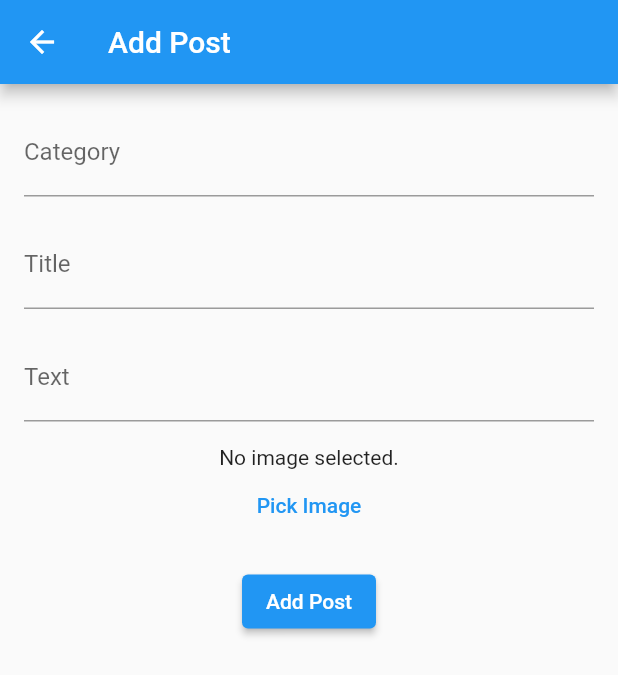
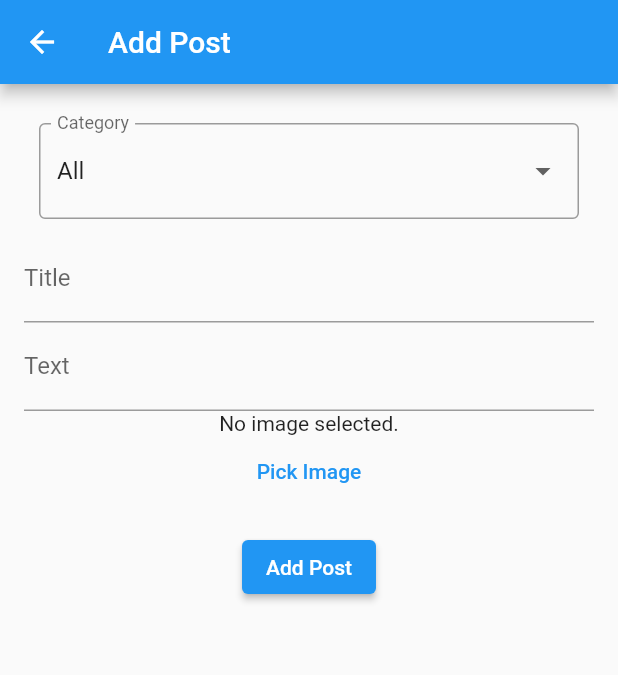
Before and after one commit to kalmuroth/flutter-mobidit-m1-iot, a Flutter app: the AddPostPage screen opened by its route, after a tap on "Add Post", on a phone screen of 412 x 824 dp. Shown: the top 675 px of the screen. Run offline on Flutter 3.47's test engine with Material 2 defaults, Android fonts, the phone set to English and light mode, and no system bars; our stand-ins replace cached_network_image, firebase_auth, firebase_core, image_picker; accounts and stored records are empty; generated files the repository leaves out were written again.

Commit message:
add post article with image on base64

```diff
--- a/lib/src/pages/AddPost.dart
+++ b/lib/src/pages/AddPost.dart
@@ -1,8 +1,12 @@
-import 'dart:io';
+// ignore_for_file: prefer_const_constructors
 
 import 'package:flutter/material.dart';
+import 'package:flutter_mobidit_m1_iot/src/pages/post.dart';
 import 'package:image_picker/image_picker.dart';
 import 'package:cached_network_image/cached_network_image.dart';
+import 'package:http/http.dart' as http;
+import 'dart:convert';
+import 'dart:typed_data'; // Needed for Uint8List
 
 class AddPostPage extends StatefulWidget {
   const AddPostPage({Key? key}) : super(key: key);
@@ -16,6 +20,27 @@
 class _AddPostPageState extends State<AddPostPage> {
   final ImagePicker _picker = ImagePicker();
   XFile? _image;
+  Uint8List? _imageBytes;
+  final _titleController = TextEditingController();
+  final _textController = TextEditingController();
+
+  Future<void> addPost(String title, String text, String category, String imagePath) async {
+    final url = 'https://europe-west2-flutter-mobidit-m1-iot.cloudfunctions.net/post';
+    final response = await http.post(
+      Uri.parse(url),
+      headers: {"Content-Type": "application/json"},
+      body: json.encode({
+        'title': title,
+        'text': text,
+        'category': category,
+        'imagePath': imagePath,
+      }),
+    );
+
+    if (response.statusCode != 200) {
+      print('Failed to add post. Status code: ${response.statusCode}.');
+    }
+  }
 
   Future getImage() async {
     final pickedFile = await _picker.pickImage(source: ImageSource.gallery);
@@ -23,11 +48,43 @@
     setState(() {
       if (pickedFile != null) {
         _image = pickedFile;
+        _loadImageBytes(pickedFile); // Load the image bytes
       } else {
         print('No image selected.');
       }
     });
   }
+
+  // Reads the bytes of the image file and updates _imageBytes
+  Future<void> _loadImageBytes(XFile image) async {
+    _imageBytes = await image.readAsBytes();
+  }
+
+  final List<Post> posts = [
+    Post(
+      author: 'John Doe',
+      like: 10,
+      title: 'First Post',
+      content: 'This is the content of the first post.',
+      category: 'Category A',
+    ),
+    Post(
+      author: 'Jane Smith',
+      like: 5,
+      title: 'Second Post',
+      content: 'This is the content of the second post.',
+      category: 'Category B',
+    ),
+    Post(
+      author: 'Alice Johnson',
+      like: 3,
+      title: 'Third Post',
+      content: 'This is the content of the third post.',
+      category: 'Category A',
+    ),
+  ];
+
+  String selectedCategory = '';
 
   @override
   Widget build(BuildContext context) {
@@ -39,30 +96,51 @@
         padding: EdgeInsets.all(16.0),
         child: Column(
           children: [
+            Padding(
+              padding: EdgeInsets.all(10.0),
+              child: DropdownButtonFormField<String>(
+                value: selectedCategory,
+                onChanged: (newValue) {
+                  setState(() {
+                    selectedCategory = newValue!;
+                  });
+                },
+                items: getCategoriesDropdownItems(),
+                decoration: InputDecoration(
+                  labelText: 'Category',
+                  border: OutlineInputBorder(),
+                ),
+              ),
+            ),
             TextFormField(
-              decoration: InputDecoration(labelText: 'Category'),
-            ),
-            SizedBox(height: 16.0),
-            TextFormField(
+              controller: _titleController,
               decoration: InputDecoration(labelText: 'Title'),
             ),
-            SizedBox(height: 16.0),
             TextFormField(
+              controller: _textController,
               decoration: InputDecoration(labelText: 'Text'),
               maxLines: null, // Allow multiple lines of text
             ),
-            SizedBox(height: 16.0),
-            _image == null
+            _imageBytes == null
               ? Text('No image selected.')
-              : Image.file(File(_image!.path)),
+              : Image.memory(_imageBytes!),
             TextButton(
               onPressed: getImage,
               child: Text('Pick Image'),
             ),
             SizedBox(height: 16.0),
             ElevatedButton(
-              onPressed: () {
-                // Add post logic here
+              onPressed: () async {
+                String title = _titleController.text;
+                String text = _textController.text;
+                String category = selectedCategory;
+                String imagePath = base64Encode(_imageBytes!);
+
+                await addPost(title, text, category, imagePath);
+
+                ScaffoldMessenger.of(context).showSnackBar(
+                  const SnackBar(content: Text('Processing Data')),
+                );
               },
               child: Text('Add Post'),
             ),
@@ -71,4 +149,26 @@
       ),
     );
   }
+
+  List<DropdownMenuItem<String>> getCategoriesDropdownItems() {
+    Set<String> categoriesSet = Set<String>();
+    for (var post in posts) {
+      categoriesSet.add(post.category);
+    }
+
+    List<DropdownMenuItem<String>> dropdownItems = [];
+    dropdownItems.add(DropdownMenuItem<String>(
+      value: '',
+      child: Text('All'),
+    ));
+
+    for (var category in categoriesSet) {
+      dropdownItems.add(DropdownMenuItem<String>(
+        value: category,
+        child: Text(category),
+      ));
+    }
+
+    return dropdownItems;
+  }
 }
--- a/pubspec.yaml
+++ b/pubspec.yaml
@@ -19,6 +19,7 @@
   flutter_localizations:
     sdk: flutter
   image_picker: ^1.0.0
+  http: ^0.13.3
 
 dev_dependencies:
   flutter_test:
```
Also changed, not shown: pubspec.lock, 2 other files.
